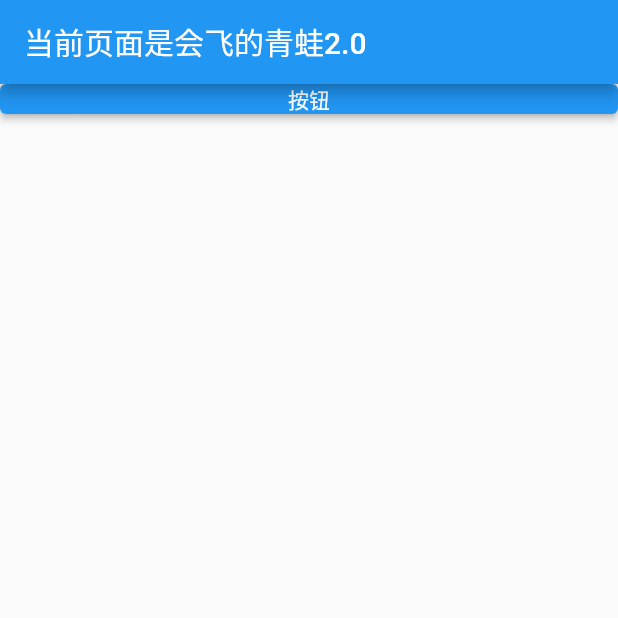
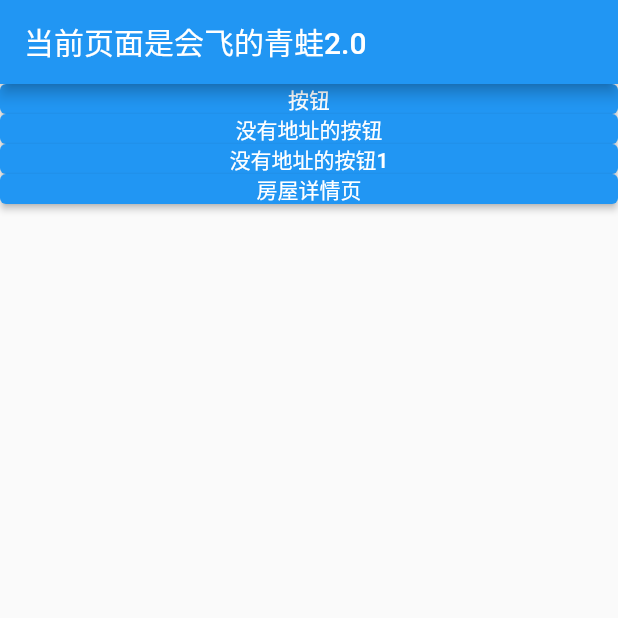
Before and after one commit to chatgpt10/good_guest, a Flutter app: the screen it shows after launch, on a phone screen of 412 x 824 dp, the top half of it. Run offline on Flutter 3.47's test engine with Material 2 defaults, Android fonts, the phone set to English and light mode, and no system bars; our stand-ins replace fluro.

```diff
--- a/lib/route/routes.dart
+++ b/lib/route/routes.dart
@@ -3,6 +3,8 @@ import 'package:flutter/material.dart';
 import 'package:fluro/fluro.dart';
 import 'package:good_guest/pages/home/index.dart';
 import '../pages/login.dart';
+import '../pages/not_found.dart';
+import '../pages/room_detail/index.dart';
 
 // 对应处理函数
 var _homeHandler = Handler(
@@ -13,11 +15,20 @@ var _loginHandler = Handler(
     handlerFunc: (BuildContext? context, Map<String, List<String>> params) {
   return const LoginPage();
 });
+var _notFoundHandler = Handler(
+    handlerFunc: (BuildContext? context, Map<String, List<String>> params) {
+  return const NotFoundPage();
+});
+var _roomDetailHandler = Handler(
+    handlerFunc: (BuildContext? context, Map<String, List<String>> params) {
+  return RoomDetailPage(RoomId: params['RoomId']![0]);
+});
 
 // 路由配置
 class Routes {
   static String home = "/";
   static String login = "/login";
+  static String roomDetail = "/room/:RoomId";
   static void configureRoutes(FluroRouter router) {
     router.notFoundHandler = Handler(
         handlerFunc: (BuildContext? context, Map<String, List<String>> params) {
@@ -26,5 +37,7 @@ class Routes {
     });
     router.define(home, handler: _homeHandler);
     router.define(login, handler: _loginHandler);
+    router.define(roomDetail, handler: _roomDetailHandler);
+    router.notFoundHandler = _notFoundHandler;
   }
 }
--- a/lib/widgets/page_content.dart
+++ b/lib/widgets/page_content.dart
@@ -27,6 +27,38 @@ class PageContent extends StatelessWidget {
               },
             ),
           ),
+          Container(
+            width: 40.0,
+            height: 20.0,
+            child: ElevatedButton(
+              child: Text("没有地址的按钮"),
+              onPressed: () {
+                print("点击按钮");
+                Navigator.pushNamed(context, Routes.home);
+              },
+            ),
+          ),
+          Container(
+            width: 40.0,
+            height: 20.0,
+            child: ElevatedButton(
+              child: Text("没有地址的按钮1"),
+              onPressed: () {
+                print("点击按钮");
+                Navigator.pushNamed(context, '/aa');
+              },
+            ),
+          ),
+          Container(
+            width: 40.0,
+            height: 20.0,
+            child: ElevatedButton(
+              child: Text("房屋详情页"),
+              onPressed: () {
+                Navigator.pushNamed(context, '/room/191369');
+              },
+            ),
+          ),
         ],
       ),
     );
```
Also changed, not shown: lib/myApp.dart (+0 -14 lines), lib/pages/not_found.dart (added, +15 -0 lines), lib/pages/room_detail/index.dart (added, +16 -0 lines).
